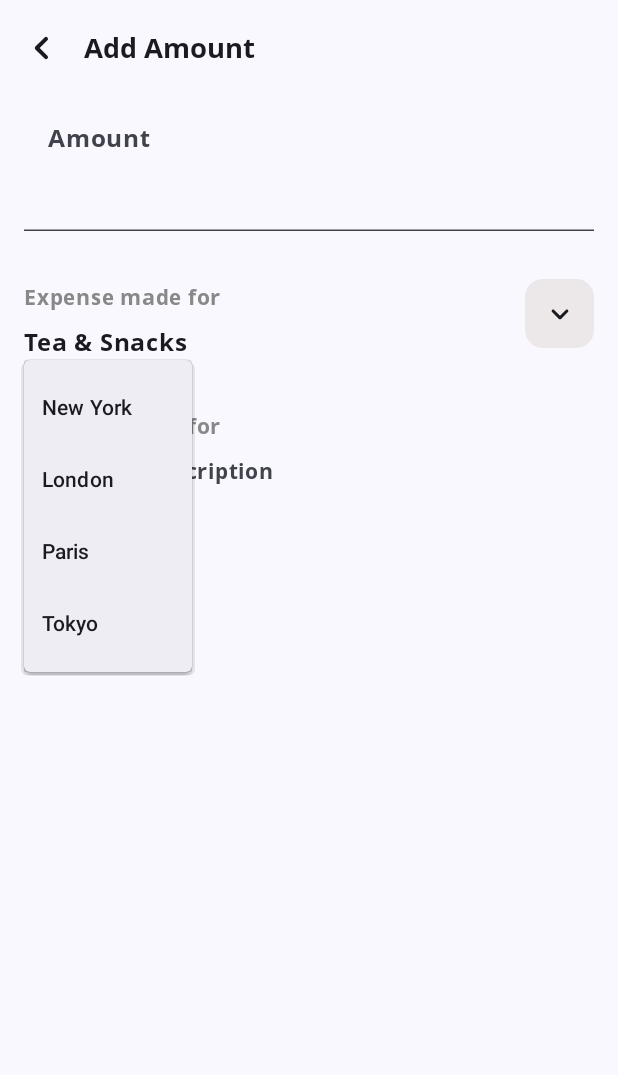
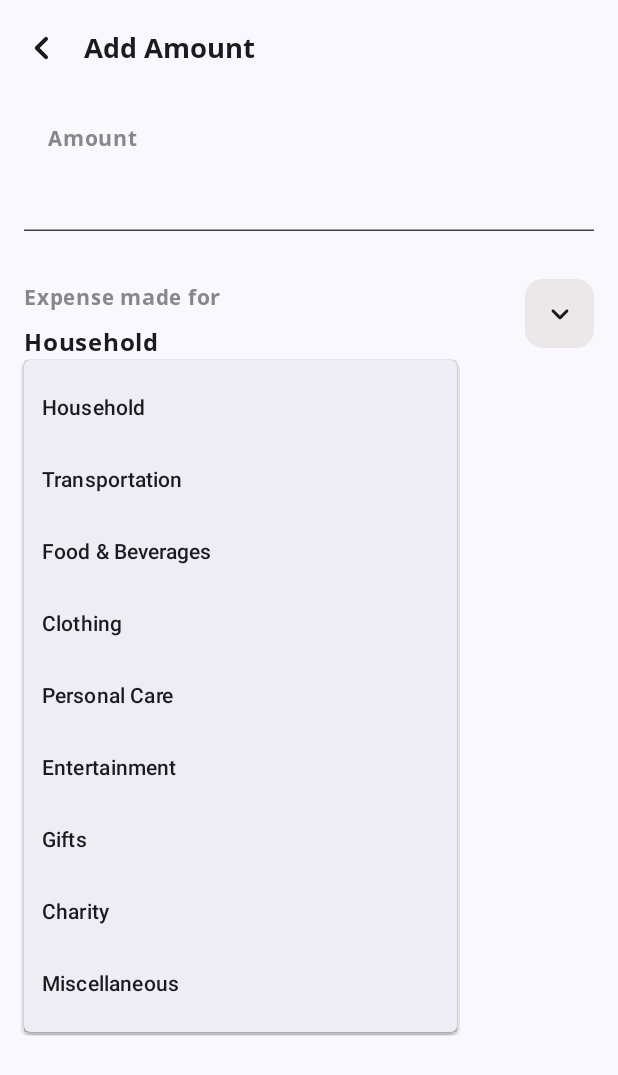
Before and after one commit to Dhruv-Limbachiya/ExpenseTracker, an Android app built with Jetpack Compose: the screen it shows after launch (MainActivity), after a tap on "Drop Down", on a phone screen of 412 x 824 dp. Shown: the top 1075 px of the screen. Run offline under Robolectric (Android 15) with nearby library versions, the phone set to English and light mode, and no system bars; our stand-ins replace Dagger/Hilt's generated code.

Commit message:
change highlight color of amount text field

```diff
--- a/app/src/main/java/com/example/expensetracker/presentation/add_update_expense/AddUpdateExpenseScreen.kt
+++ b/app/src/main/java/com/example/expensetracker/presentation/add_update_expense/AddUpdateExpenseScreen.kt
@@ -15,6 +15,7 @@ import androidx.compose.foundation.layout.fillMaxWidth
 import androidx.compose.foundation.layout.height
 import androidx.compose.foundation.layout.padding
 import androidx.compose.foundation.layout.size
+import androidx.compose.foundation.layout.width
 import androidx.compose.foundation.shape.RoundedCornerShape
 import androidx.compose.foundation.text.BasicTextField
 import androidx.compose.foundation.text.KeyboardOptions
@@ -90,7 +91,7 @@ fun AddUpdateExpenseForm(
     modifier: Modifier = Modifier
 ) {
     var amount by remember { mutableStateOf("") }
-    var currentExpenseType by remember { mutableStateOf("Tea & Snacks") }
+    var currentExpenseType by remember { mutableStateOf(expenseCategory[0]) }
     var description by remember { mutableStateOf("") }
 
     Column {
@@ -145,7 +146,7 @@ fun AmountTextField(
             amount
         },
         label = {
-            Text(text = "Amount", fontFamily = openSansBoldFontFamily)
+            Text(text = "Amount", fontFamily = openSansBoldFontFamily, fontSize = 14.sp, color = Color.Gray)
         },
         placeholder = {
             Text(
@@ -178,12 +179,15 @@ fun AmountTextField(
         ),
         colors = TextFieldDefaults.colors(
             focusedContainerColor = Color.Transparent,
-            unfocusedContainerColor = Color.Transparent
+            unfocusedContainerColor = Color.Transparent,
+            focusedIndicatorColor = Color.Black,
+            focusedLabelColor = Color.Gray,
+            cursorColor = Color.Black
         ),
     )
 }
 
-val cities = listOf("New York", "London", "Paris", "Tokyo")
+val expenseCategory = listOf("Household", "Transportation", "Food & Beverages", "Clothing","Personal Care","Entertainment","Gifts","Charity","Miscellaneous")
 
 @Composable
 fun ExpenseCategory(
@@ -219,10 +223,11 @@ fun ExpenseCategory(
             )
 
             DropdownMenu(
+                modifier = Modifier.fillMaxWidth(0.7f),
                 expanded = expanded,
                 onDismissRequest = { expanded = false }
             ) {
-                cities.forEach { city ->
+                expenseCategory.forEach { city ->
                     DropdownMenuItem(
                         text = { Text(city) },
                         onClick = {
```
